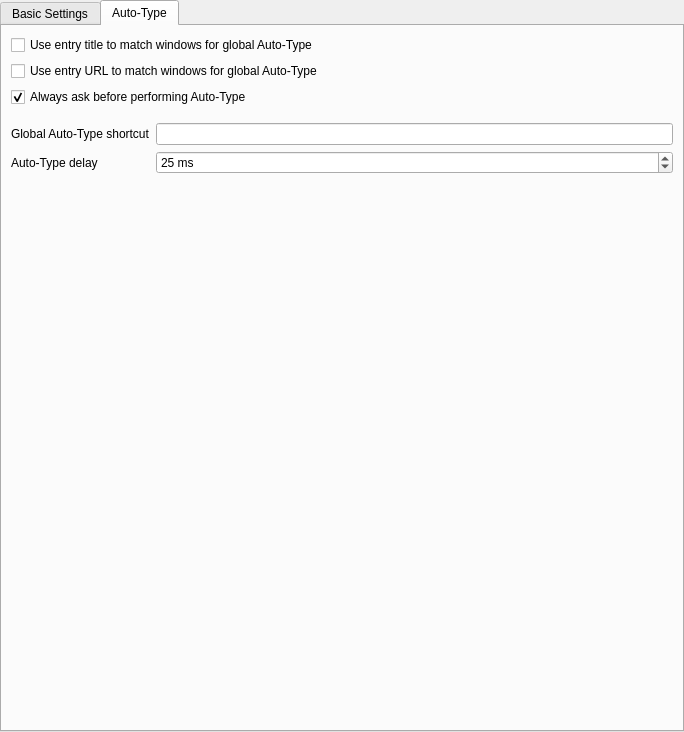
The window that src/gui/SettingsWidgetGeneral.ui (keepassxreboot/keepassxc) describes before a commit, drawn with Qt 5.
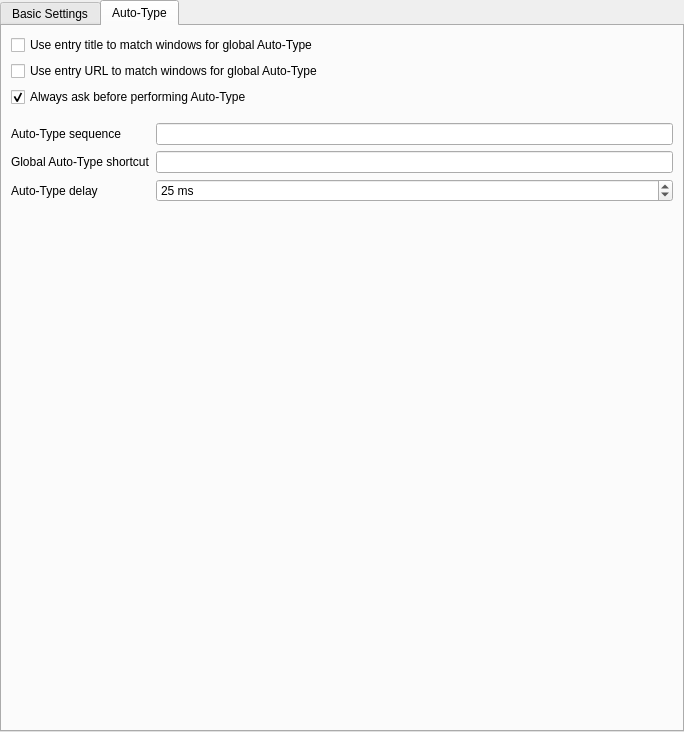
The same window after the commit. The open tabs and pages were chosen to show the change. Custom widgets are drawn as their Qt base class.

Commit message: User editable default Auto-Type sequence

```diff
--- a/src/gui/SettingsWidgetGeneral.ui
+++ b/src/gui/SettingsWidgetGeneral.ui
@@ -339,14 +339,14 @@
          <property name="topMargin">
           <number>10</number>
          </property>
-         <item row="1" column="0">
+         <item row="2" column="0">
           <widget class="QLabel" name="autoTypeShortcutLabel_2">
            <property name="text">
             <string>Global Auto-Type shortcut</string>
            </property>
           </widget>
          </item>
-         <item row="1" column="1">
+         <item row="2" column="1">
           <widget class="ShortcutWidget" name="autoTypeShortcutWidget">
            <property name="sizePolicy">
             <sizepolicy hsizetype="Expanding" vsizetype="Fixed">
@@ -356,14 +356,14 @@
            </property>
           </widget>
          </item>
-         <item row="2" column="0">
+         <item row="3" column="0">
           <widget class="QLabel" name="autoTypeDelayLabel_2">
            <property name="text">
             <string>Auto-Type delay</string>
            </property>
           </widget>
          </item>
-         <item row="2" column="1">
+         <item row="3" column="1">
           <widget class="QSpinBox" name="autoTypeDelaySpinBox">
            <property name="sizePolicy">
             <sizepolicy hsizetype="Minimum" vsizetype="Fixed">
@@ -385,6 +385,16 @@
            </property>
           </widget>
          </item>
+         <item row="1" column="0">
+          <widget class="QLabel" name="autoTypeSequenceLabel">
+           <property name="text">
+            <string>Auto-Type sequence</string>
+           </property>
+          </widget>
+         </item>
+         <item row="1" column="1">
+          <widget class="QLineEdit" name="autoTypeSequenceEdit"/>
+         </item>
         </layout>
        </item>
        <item>
```
The commit also changes 5 other files.
